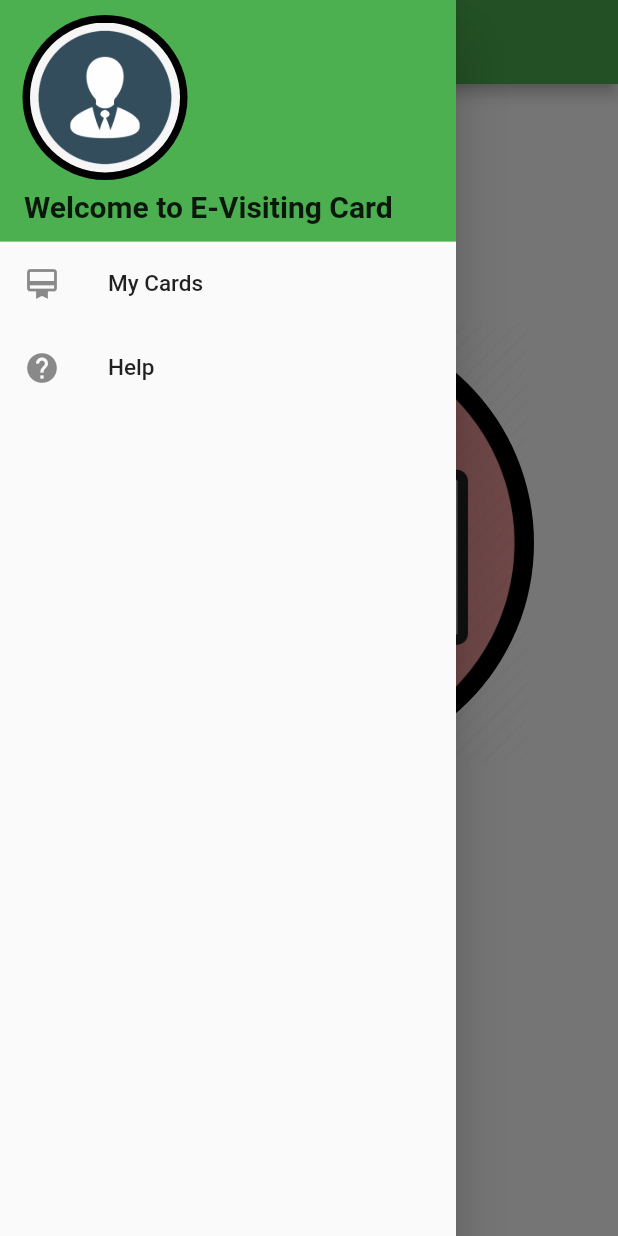
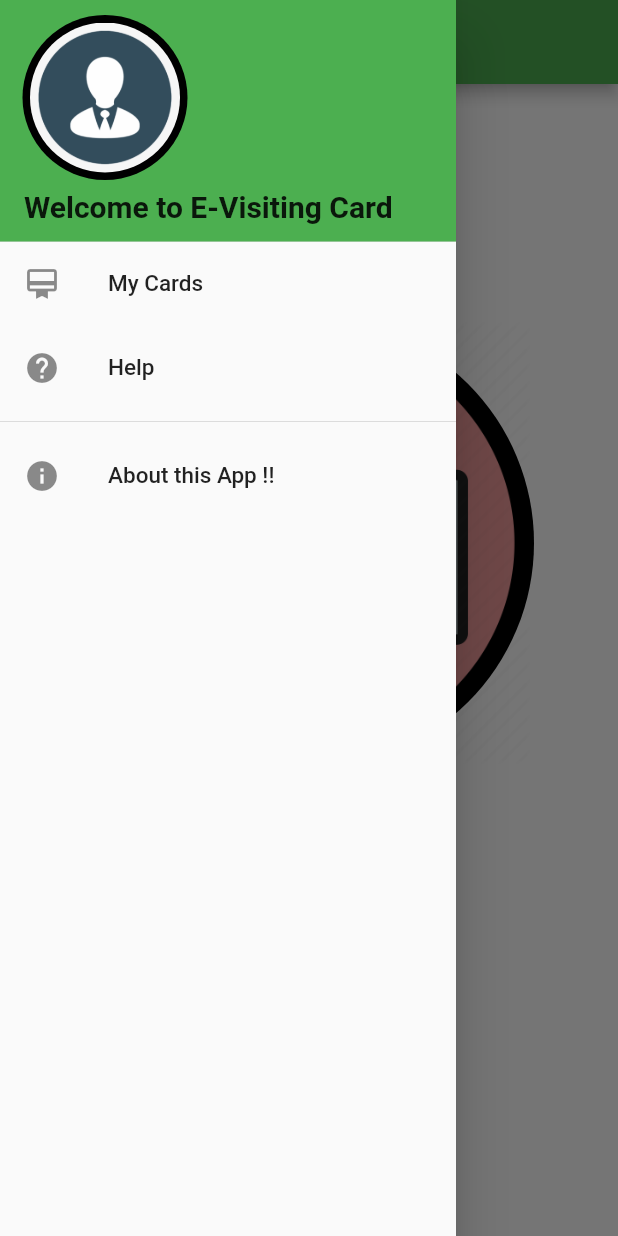
Before and after one commit to sbmkrgit/e-Visiting-Card, a Flutter app: the screen it shows after launch, with the side drawer open, on a phone screen of 412 x 824 dp. Run offline on Flutter 3.47's test engine with Material 2 defaults, Android fonts, the phone set to English and light mode, and no system bars; our stand-ins replace fluttertoast, form_field_validator, image_gallery_saver, permission_handler, qr_flutter, screenshot and 1 more; missing offline and left inert: barcode_scan.

Commit message:
Modified Drawer

```diff
--- a/lib/NavigationDrawer.dart
+++ b/lib/NavigationDrawer.dart
@@ -60,6 +60,18 @@ class NavigationDrawer extends StatelessWidget {
               // ...
             },
           ),
+          Divider(),
+          ListTile(
+            leading: Icon(Icons.info),
+            title: Text(
+              'About this App !!',
+              style: TextStyle(fontSize: 15),
+            ),
+            onTap: () {
+              // Update the state of the app.
+              // ...
+            },
+          ),
         ],
       ),
     );
```
